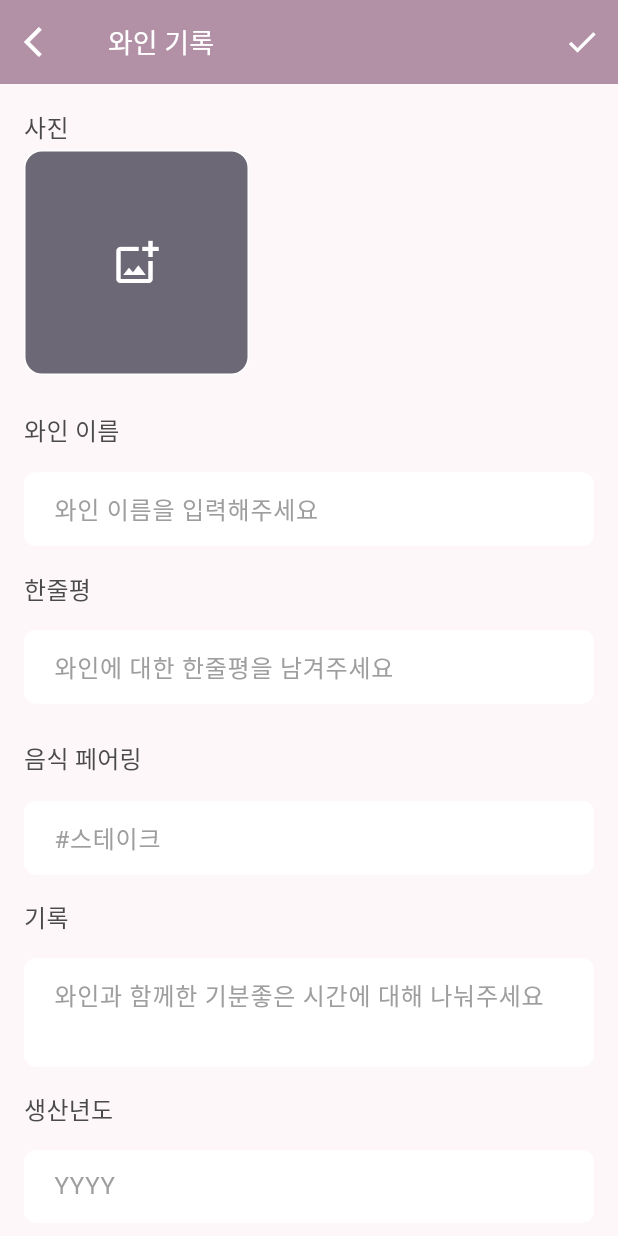
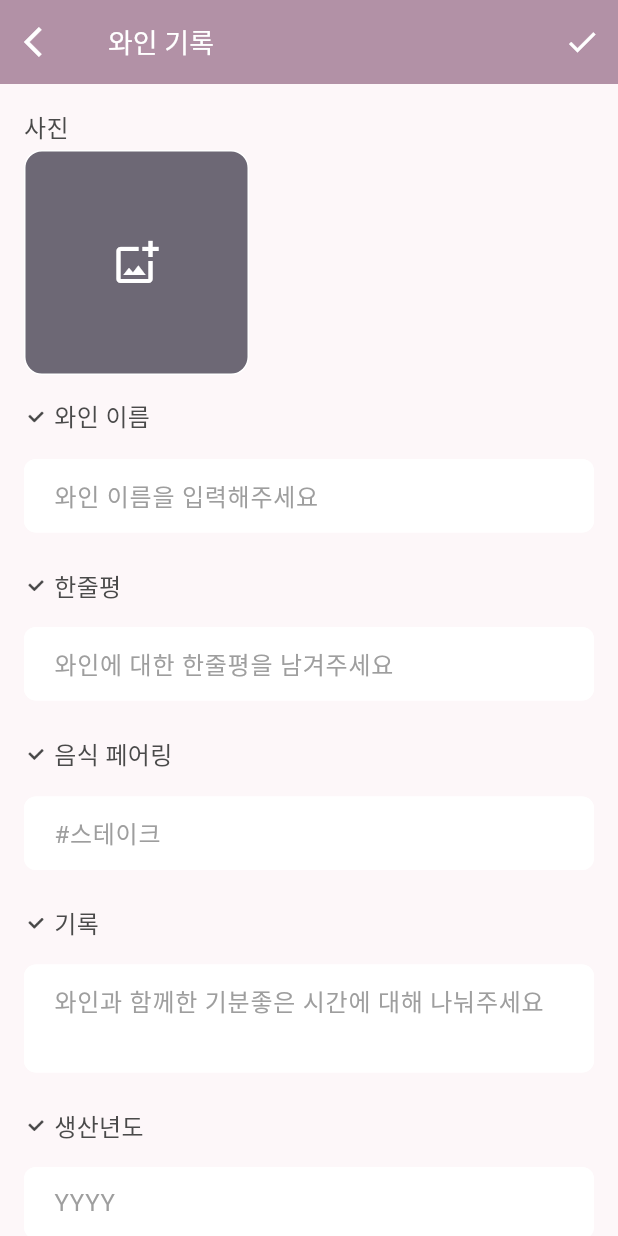
Before and after one commit to chaenchaen99/DrinkDiary, a Flutter app: the screen it shows after launch, after a tap on the "add" icon, on a phone screen of 412 x 824 dp. Run offline on Flutter 3.47's test engine with Material 3 defaults, Android fonts, the phone set to English and light mode, and no system bars; our stand-ins replace flutter_riverpod, freezed_annotation, go_router, hive, hive_flutter, image_picker and 2 more; accounts and stored records are empty; generated files the repository leaves out were written again.

Commit message:
와인 기록 페이지 디테일 수정

```diff
--- a/lib/core/constants/app_colors.dart
+++ b/lib/core/constants/app_colors.dart
@@ -45,11 +45,10 @@ class AppColors {
   static const Color positive = Color(0xFF4CAF50);
 
   // Rating Colors
-  static const List<Color> ratingColors = [
-    Color(0xFFFFE082), // 1점
-    Color(0xFFFFD54F), // 2점
-    Color(0xFFFFCA28), // 3점
-    Color(0xFFFFB300), // 4점
-    Color(0xFFFFA000), // 5점
+  static const List<Color> wineColors = [
+    Color(0xFF56021F), // 바디감
+    Color(0xFF7D1C4A), // 타닌
+    Color(0xFFD17D98), // 산도
+    Color(0xFFF4CCE9), // 당도
   ];
 }
--- a/lib/core/theme/app_theme.dart
+++ b/lib/core/theme/app_theme.dart
@@ -32,6 +32,7 @@ class AppTheme {
       indicatorColor: AppColors.winePrimary.withOpacity(0.1),
       labelTextStyle: WidgetStateProperty.all(
         const TextStyle(
+          color: Colors.white,
           fontSize: 12,
           fontWeight: FontWeight.w500,
         ),
--- a/lib/data/models/wine.dart
+++ b/lib/data/models/wine.dart
@@ -20,7 +20,7 @@ class Wine with _$Wine {
     @HiveField(8) required double alcoholContent,
 
     // 테이스팅 노트
-    @HiveField(9) required int aroma, // 1-5
+    @HiveField(9) required int sweetness, // 1-5
 
     @HiveField(10) required int body, // 1-5
 
@@ -36,7 +36,7 @@ class Wine with _$Wine {
     @HiveField(17) List<String>? tags,
     @HiveField(18) required DateTime createdAt,
     @HiveField(19) DateTime? updatedAt,
-    @HiveField(20) required List<String> sweetness,
+    @HiveField(20) required List<String> aroma,
     @HiveField(21) String? onelineReview,
   }) = _Wine;
 
@@ -52,16 +52,16 @@ class Wine with _$Wine {
     double price = 0,
     String shop = '',
     double alcoholContent = 0,
-    int aroma = 3,
-    int body = 3,
-    int tannin = 3,
-    int acidity = 3,
+    int sweetness = 3,
+    int body = 3, //바디
+    int tannin = 3, //타닌
+    int acidity = 3, //산도
     List<String> foodPairing = const [],
     double rating = 0,
     String? review,
     List<String>? images,
     List<String>? tags,
-    List<String> sweetness = const [],
+    List<String> aroma = const [],
     String? onelineReview,
   }) {
     return Wine(
@@ -78,6 +78,7 @@ class Wine with _$Wine {
       body: body,
       tannin: tannin,
       acidity: acidity,
+      sweetness: sweetness,
       foodPairing: foodPairing,
       rating: rating,
       review: review,
@@ -85,7 +86,6 @@ class Wine with _$Wine {
       tags: tags,
       createdAt: DateTime.now(),
       updatedAt: null,
-      sweetness: sweetness,
       onelineReview: onelineReview,
     );
   }
--- a/lib/features/main/screens/main_screen.dart
+++ b/lib/features/main/screens/main_screen.dart
@@ -32,13 +32,6 @@ class MainScreen extends ConsumerWidget {
         child: NavigationBar(
           selectedIndex: selectedIndex,
           backgroundColor: Colors.transparent,
-          labelTextStyle: WidgetStateProperty.resolveWith((states) {
-            if (states.contains(WidgetState.selected)) {
-              return const TextStyle(
-                  color: Colors.white, fontWeight: FontWeight.bold);
-            }
-            return const TextStyle(color: Colors.white);
-          }),
           onDestinationSelected: (index) {
             ref.read(selectedIndexProvider.notifier).state = index;
           },
--- a/lib/features/wine/screens/wine_form_screen.dart
+++ b/lib/features/wine/screens/wine_form_screen.dart
@@ -1,4 +1,5 @@
 import 'package:drink_diary/features/wine/providers/wine_provider.dart';
+import 'package:drink_diary/shared/widgets/rating_bar.dart';
 import 'package:flutter/material.dart';
 import 'package:flutter_riverpod/flutter_riverpod.dart';
 import '../../../core/constants/app_colors.dart';
@@ -31,17 +32,17 @@ class _WineFormScreenState extends ConsumerState<WineFormScreen> {
   final _shopController = TextEditingController();
   final _alcoholContentController = TextEditingController();
   final _foodPairingController = TextEditingController();
-  final _sweetnessController = TextEditingController();
+  final _aromaController = TextEditingController();
   final _reviewController = TextEditingController();
 
-  double _aroma = 3;
+  double _sweetness = 3;
   double _body = 3;
   double _tannin = 3;
   double _acidity = 3;
   double _rating = 3;
   List<String> _images = [];
   List<String> _foodPairings = [];
-  List<String> _sweetness = [];
+  List<String> _aroma = [];
 
   @override
   void initState() {
@@ -59,9 +60,8 @@ class _WineFormScreenState extends ConsumerState<WineFormScreen> {
         widget.wine?.alcoholContent.toString() ?? '0';
     _foodPairings =
         (widget.wine?.foodPairing as List<dynamic>?)?.cast<String>() ?? [];
-    _sweetness =
-        (widget.wine?.sweetness as List<dynamic>?)?.cast<String>() ?? [];
-    _aroma = widget.wine?.aroma.toDouble() ?? 3;
+    _aroma = (widget.wine?.aroma as List<dynamic>?)?.cast<String>() ?? [];
+    _sweetness = widget.wine?.sweetness.toDouble() ?? 3;
     _body = widget.wine?.body.toDouble() ?? 3;
     _tannin = widget.wine?.tannin.toDouble() ?? 3;
     _acidity = widget.wine?.acidity.toDouble() ?? 3;
@@ -102,19 +102,19 @@ class _WineFormScreenState extends ConsumerState<WineFormScreen> {
     });
   }
 
-  void _addSweetness() {
-    final text = _sweetnessController.text.trim();
+  void _addAroma() {
+    final text = _aromaController.text.trim();
     if (text.isNotEmpty) {
       setState(() {
-        _sweetness.add(text);
-        _sweetnessController.clear();
+        _aroma.add(text);
+        _aromaController.clear();
       });
     }
   }
 
-  void _removeSweetness(int index) {
+  void _removeAroma(int index) {
     setState(() {
-      _sweetness.removeAt(index);
+      _aroma.removeAt(index);
     });
   }
 
@@ -131,11 +131,11 @@ class _WineFormScreenState extends ConsumerState<WineFormScreen> {
         price: double.parse(_priceController.text),
         shop: _shopController.text,
         alcoholContent: double.parse(_alcoholContentController.text),
-        aroma: _aroma.round(),
+        sweetness: _sweetness.round(),
         body: _body.round(),
         tannin: _tannin.round(),
         acidity: _acidity.round(),
-        sweetness: _sweetness,
+        aroma: _aroma,
         rating: _rating,
         foodPairing: _foodPairings,
         images: _images,
@@ -203,11 +203,10 @@ class _WineFormScreenState extends ConsumerState<WineFormScreen> {
                     });
                   },
                 ),
-                const SizedBox(height: AppSizes.size24),
                 CustomTextField(
                   controller: _nameController,
+                  hint: '와인 이름을 입력해주세요',
                   label: '와인 이름',
-                  hint: '와인 이름을 입력해주세요',
                   validator: (value) {
                     if (value == null || value.isEmpty) {
                       return '와인 이름을 입력해주세요';
@@ -223,7 +222,6 @@ class _WineFormScreenState extends ConsumerState<WineFormScreen> {
                     });
                   },
                 ),
-                const SizedBox(height: AppSizes.size16),
                 CustomTextField(
                   controller: _onelineReviewController,
                   label: '한줄평',
@@ -243,7 +241,6 @@ class _WineFormScreenState extends ConsumerState<WineFormScreen> {
                     });
                   },
                 ),
-                const SizedBox(height: AppSizes.size24),
                 CustomTextField(
                   controller: _foodPairingController,
                   label: '음식 페어링',
@@ -254,7 +251,6 @@ class _WineFormScreenState extends ConsumerState<WineFormScreen> {
                     }
                   },
                 ),
-                const SizedBox(height: AppSizes.size8),
                 Wrap(
                   spacing: AppSizes.size8,
                   runSpacing: AppSizes.size8,
@@ -265,7 +261,6 @@ class _WineFormScreenState extends ConsumerState<WineFormScreen> {
                     );
                   }).toList(),
                 ),
-                const SizedBox(height: AppSizes.size8),
                 CustomTextField(
                   minLines: 2,
                   maxLines: null,
@@ -273,45 +268,38 @@ class _WineFormScreenState extends ConsumerState<WineFormScreen> {
                   label: '기록',
                   hint: '와인과 함께한 기분좋은 시간에 대해 나눠주세요',
                 ),
-                const SizedBox(height: AppSizes.size16),
                 CustomTextField(
                   controller: _productionYearController,
                   label: '생산년도',
                   hint: 'YYYY',
                   keyboardType: TextInputType.number,
                 ),
-                const SizedBox(height: AppSizes.size16),
                 CustomTextField(
                   controller: _regionController,
                   label: '생산지',
                   hint: '와인 생산지를 입력하세요',
                 ),
-                const SizedBox(height: AppSizes.size16),
                 CustomTextField(
                   controller: _varietyController,
                   label: '품종',
                   hint: '포도 품종을 입력하세요',
                 ),
-                const SizedBox(height: AppSizes.size16),
                 CustomTextField(
                   controller: _wineryController,
                   label: '와이너리',
                   hint: '와이너리 이름을 입력하세요',
                 ),
-                const SizedBox(height: AppSizes.size16),
                 CustomTextField(
                   controller: _priceController,
                   label: '가격',
                   hint: '가격을 입력하세요',
                   keyboardType: TextInputType.number,
                 ),
-                const SizedBox(height: AppSizes.size16),
                 CustomTextField(
                   controller: _shopController,
                   label: '구매처',
                   hint: '구매처를 입력하세요',
                 ),
-                const SizedBox(height: AppSizes.size16),
                 CustomTextField(
                   controller: _alcoholContentController,
                   label: '알코올 도수',
@@ -319,37 +307,53 @@ class _WineFormScreenState extends ConsumerState<WineFormScreen> {
                   keyboardType: TextInputType.number,
                   suffixText: '%',
                 ),
-                const SizedBox(height: AppSizes.size16),
                 CustomTextField(
                   controller: _foodPairingController,
                   label: '향',
                   hint: '#딸기',
                   onSubmitted: (value) {
                     if (value.startsWith('#')) {
-                      _addSweetness();
+                      _addAroma();
                     }
                   },
                 ),
-                const SizedBox(height: AppSizes.size8),
                 Wrap(
                   spacing: AppSizes.size8,
                   runSpacing: AppSizes.size8,
                   children: _foodPairings.asMap().entries.map((entry) {
                     return Chip(
                       label: Text(entry.value),
-                      onDeleted: () => _removeSweetness(entry.key),
+                      onDeleted: () => _removeAroma(entry.key),
                     );
                   }).toList(),
                 ),
                 const SizedBox(height: AppSizes.size8),
                 _buildSlider(
-                    '바디감', _body, (value) => setState(() => _body = value)),
+                    '바디감',
+                    _body,
+                    (value) => setState(() => _body = value),
+                    AppColors.wineColors[0]),
                 _buildSlider(
-                    '타닌', _tannin, (value) => setState(() => _tannin = value)),
-                _buildSlider('산도', _acidity,
-                    (value) => setState(() => _acidity = value)),
+                    '타닌',
+                    _tannin,
+                    (value) => setState(() => _tannin = value),
+                    AppColors.wineColors[1]),
                 _buildSlider(
-                    '추천도', _rating, (value) => setState(() => _rating = value)),
+                    '산도',
+                    _acidity,
+                    (value) => setState(() => _acidity = value),
+                    AppColors.wineColors[2]),
+                _buildSlider(
+                    '당도',
+                    _acidity,
+                    (value) => setState(() => _sweetness = value),
+                    AppColors.wineColors[3]),
+                const SizedBox(height: AppSizes.size8),
+                RatingBar(
+                  label: '추천도',
+                  rating: 3.0,
+                  onChanged: (value) => setState(() => _rating = value),
+                ),
                 const SizedBox(height: AppSizes.size56),
               ],
             ),
@@ -360,22 +364,42 @@ class _WineFormScreenState extends ConsumerState<WineFormScreen> {
   }
 
   Widget _buildSlider(
-      String label, double value, ValueChanged<double> onChanged) {
+    String label,
+    double value,
+    ValueChanged<double> onChanged,
+    Color activeColor,
+  ) {
     return Column(
       crossAxisAlignment: CrossAxisAlignment.start,
       children: [
         Row(
           mainAxisAlignment: MainAxisAlignment.spaceBetween,
           children: [
-            Text(label),
+            Row(
+              children: [
+                Image.asset('assets/icons/check.png', width: 16, height: 16),
+                const SizedBox(width: AppSizes.paddingXS),
+                Text(
+                  label,
+                  style: const TextStyle(
+                    color: AppColors.grey800,
+                    fontSize: 16,
+                    fontWeight: FontWeight.w400,
+                  ),
+                ),
+              ],
+            ),
             Text(value.round().toString()),
           ],
         ),
         Slider(
           value: value,
-          min: 1,
+          min: 0,
           max: 5,
           divisions: 4,
+          label: value.round().toString(),
+          activeColor: activeColor,
+          inactiveColor: Colors.grey.shade100,
           onChanged: onChanged,
         ),
       ],
--- a/lib/shared/widgets/custom_text_field.dart
+++ b/lib/shared/widgets/custom_text_field.dart
@@ -50,9 +50,22 @@ class CustomTextField extends StatelessWidget {
     return Column(
       crossAxisAlignment: CrossAxisAlignment.start,
       children: [
-        Text(
-          label,
-          style: Theme.of(context).textTheme.titleMedium,
+        const SizedBox(
+          height: AppSizes.size16,
+        ),
+        Row(
+          children: [
+            Image.asset('assets/icons/check.png', width: 16, height: 16),
+            const SizedBox(width: AppSizes.paddingXS),
+            Text(
+              label,
+              style: const TextStyle(
+                color: AppColors.grey800,
+                fontSize: 16,
+                fontWeight: FontWeight.w400,
+              ),
+            ),
+          ],
         ),
         const SizedBox(height: AppSizes.size16),
         TextFormField(
@@ -97,6 +110,9 @@ class CustomTextField extends StatelessWidget {
             suffixText: suffixText,
           ),
         ),
+        const SizedBox(
+          height: AppSizes.size8,
+        ),
       ],
     );
   }
--- a/lib/shared/widgets/rating_bar.dart
+++ b/lib/shared/widgets/rating_bar.dart
@@ -1,14 +1,17 @@
+import 'package:drink_diary/features/home/providers/category_provider.dart';
+import 'package:flutter/foundation.dart';
 import 'package:flutter/material.dart';
 
 import '../../core/constants/app_colors.dart';
 import '../../core/constants/app_sizes.dart';
 
-class RatingBar extends StatelessWidget {
+class RatingBar extends StatefulWidget {
   final double rating;
   final double size;
   final ValueChanged<double>? onChanged;
   final String? label;
   final bool showLabel;
+  final DrinkCategory category;
 
   const RatingBar({
     super.key,
@@ -17,41 +20,74 @@ class RatingBar extends StatelessWidget {
     this.onChanged,
     this.label,
     this.showLabel = true,
+    this.category = DrinkCategory.wine,
   });
 
   @override
+  _RatingBarState createState() => _RatingBarState();
+}
+
+class _RatingBarState extends State<RatingBar> {
+  late double _currentRating;
+
+  @override
+  void initState() {
+    super.initState();
+    _currentRating = widget.rating; // 초기값 설정
+  }
+
+  void _handleTap(int index) {
+    setState(() {
+      _currentRating = index + 1; // 선택한 별 개수 반영 (1~5)
+    });
+    widget.onChanged?.call(_currentRating);
+  }
+
+  @override
   Widget build(BuildContext context) {
-    final isDark = Theme.of(context).brightness == Brightness.dark;
-    final activeColor = isDark ? AppColors.winePrimary : AppColors.onPrimary;
-    final inactiveColor = isDark ? AppColors.secondary : AppColors.onSecondary;
+    final activeColor = widget.category.theme.backgroundColor;
+    final inactiveColor = widget.category.theme.backgroundColor;
 
     return Column(
       crossAxisAlignment: CrossAxisAlignment.start,
       children: [
-        if (showLabel && label != null) ...[
+        if (widget.showLabel && widget.label != null) ...[
+          Row(
+            children: [
+              Image.asset('assets/icons/check.png', width: 16, height: 16),
+              const SizedBox(width: AppSizes.paddingXS),
               Text(
-            label!,
-            style: Theme.of(context).textTheme.titleMedium,
+                widget.label!,
+                style: const TextStyle(
+                  color: AppColors.grey800,
+                  fontSize: 16,
+                  fontWeight: FontWeight.w400,
+                ),
+              ),
+            ],
           ),
           const SizedBox(height: AppSizes.size8),
         ],
-        Row(
+        Container(
+          margin: const EdgeInsets.symmetric(horizontal: AppSizes.size16),
+          child: Row(
             mainAxisSize: MainAxisSize.min,
             children: List.generate(5, (index) {
-            final isActive = index < rating;
+              final isActive = index < _currentRating; // 누른 별까지 활성화
               return GestureDetector(
-              onTap: onChanged != null ? () => onChanged!(index + 1) : null,
+                onTap: () => _handleTap(index), // 해당 별까지 선택
                 child: Padding(
                   padding: const EdgeInsets.only(right: AppSizes.size8),
                   child: Icon(
                     isActive ? Icons.star : Icons.star_border,
                     color: isActive ? activeColor : inactiveColor,
-                  size: size,
+                    size: widget.size,
                   ),
                 ),
               );
             }),
           ),
+        ),
       ],
     );
   }
--- a/pubspec.yaml
+++ b/pubspec.yaml
@@ -44,6 +44,7 @@ dependencies:
   path: ^1.8.3
   permission_handler: ^11.3.1
 
+
 dev_dependencies:
   flutter_test:
     sdk: flutter
```
Also changed, not shown: assets/icons/check.png (added). Lines whose indentation alone changed are shown as unchanged.
